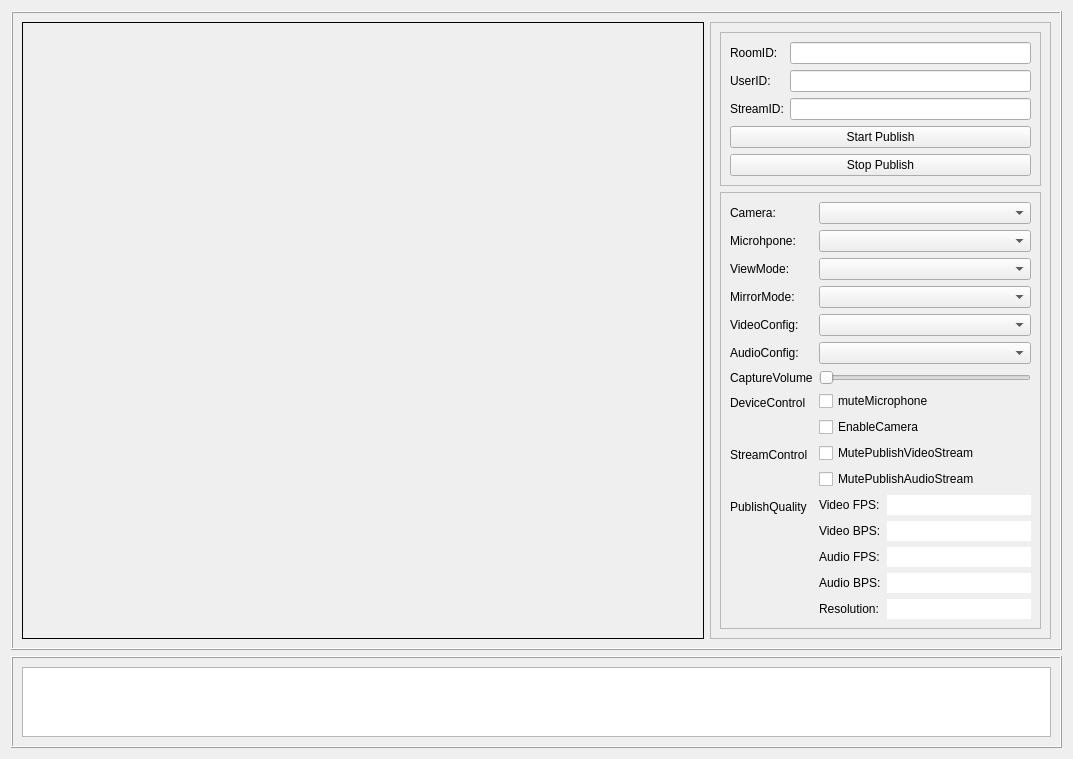
Qt form video/src/Publish/ZegoPublishDemo.ui (zegoim/zego-express-example-topics-cpp) before a commit.
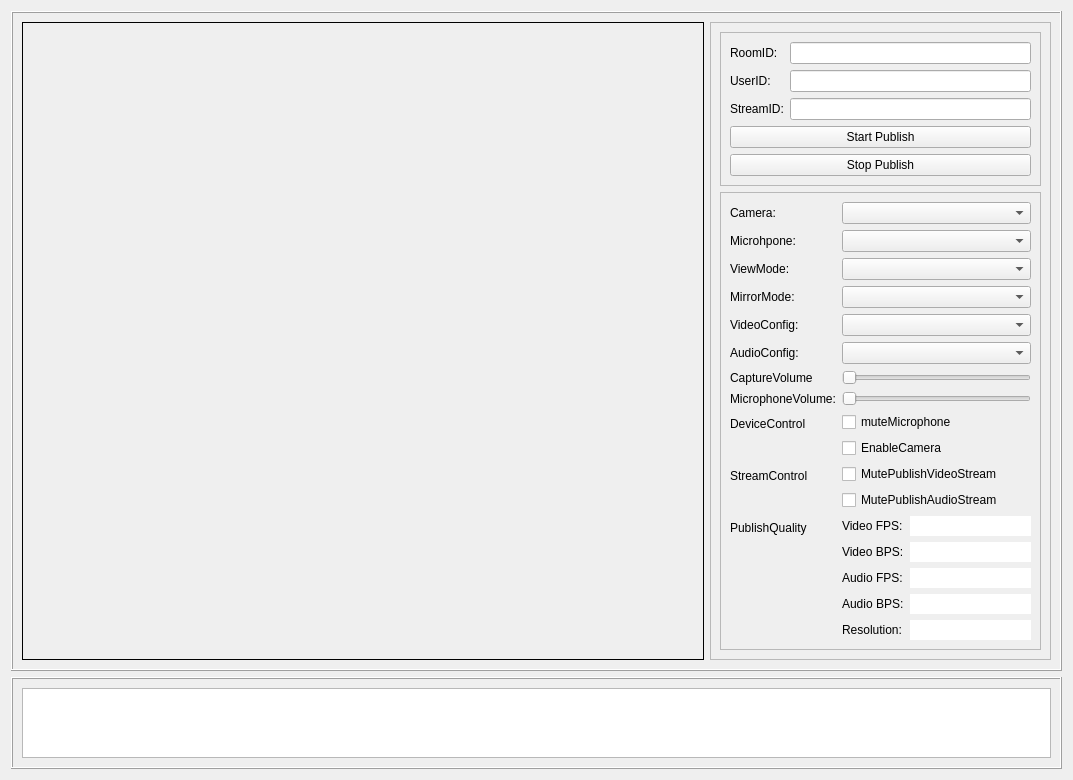
The same form after that commit.

Commit message: update to support zego-express 1.16.0

```diff
--- a/video/src/Publish/ZegoPublishDemo.ui
+++ b/video/src/Publish/ZegoPublishDemo.ui
@@ -291,13 +291,27 @@
              </widget>
             </item>
             <item row="7" column="0">
+             <widget class="QLabel" name="label_18">
+              <property name="text">
+               <string>MicrophoneVolume:</string>
+              </property>
+             </widget>
+            </item>
+            <item row="7" column="1">
+             <widget class="QSlider" name="slider_microphoneVolume">
+              <property name="orientation">
+               <enum>Qt::Horizontal</enum>
+              </property>
+             </widget>
+            </item>
+            <item row="8" column="0">
              <widget class="QLabel" name="label_14">
               <property name="text">
                <string>DeviceControl</string>
               </property>
              </widget>
             </item>
-            <item row="7" column="1">
+            <item row="8" column="1">
              <layout class="QVBoxLayout" name="verticalLayout_4">
               <item>
                <widget class="QCheckBox" name="checkBox_muteMicrophone">
@@ -315,14 +329,14 @@
               </item>
              </layout>
             </item>
-            <item row="8" column="0">
+            <item row="9" column="0">
              <widget class="QLabel" name="label_10">
               <property name="text">
                <string>StreamControl</string>
               </property>
              </widget>
             </item>
-            <item row="8" column="1">
+            <item row="9" column="1">
              <layout class="QVBoxLayout" name="verticalLayout_5">
               <item>
                <widget class="QCheckBox" name="checkBox_mutePublishStreamVideo">
@@ -340,14 +354,14 @@
               </item>
              </layout>
             </item>
-            <item row="9" column="0">
+            <item row="10" column="0">
              <widget class="QLabel" name="label_13">
               <property name="text">
                <string>PublishQuality</string>
               </property>
              </widget>
             </item>
-            <item row="9" column="1">
+            <item row="10" column="1">
              <layout class="QFormLayout" name="formLayout_2">
               <item row="0" column="0">
                <widget class="QLabel" name="label_8">
```
Left out of the diff: 52 changed lines with no effect on the pictures. The commit also changes 43 other files.
